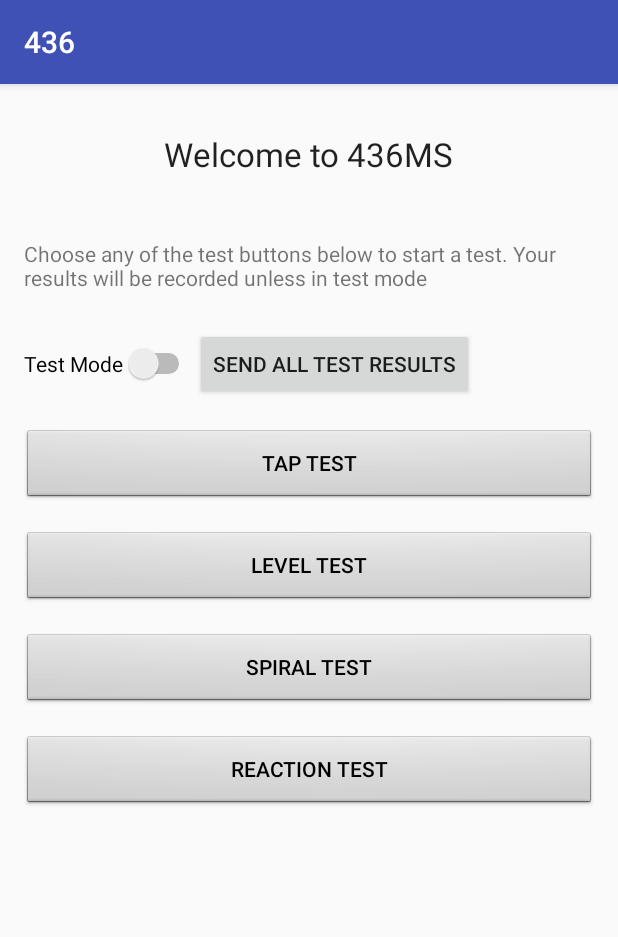
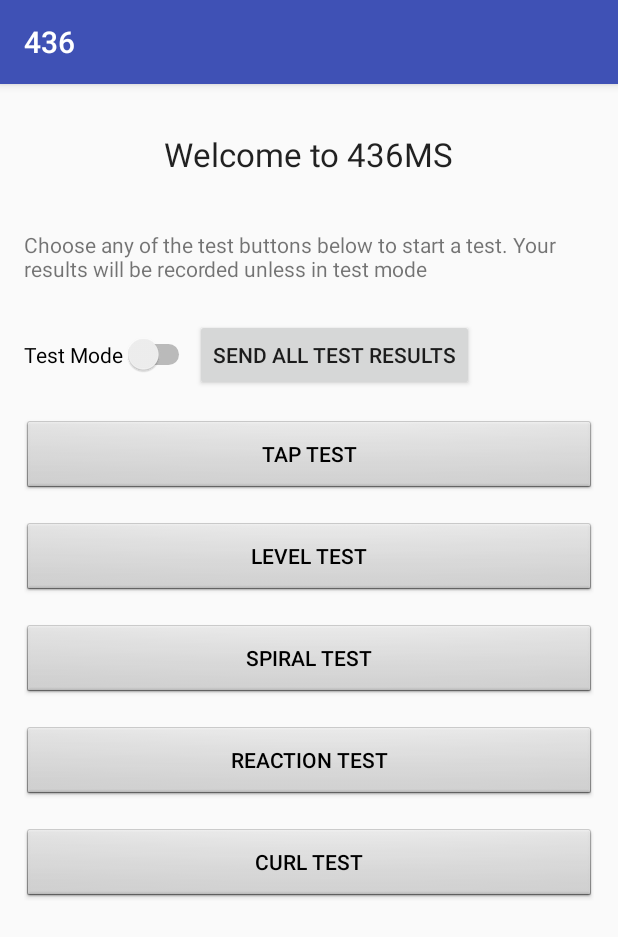
Before and after one commit to bmundt/436, an Android app: the MainActivity screen opened directly, with no data from a screen before it, on a phone screen of 412 x 824 dp. Shown: the top 937 px of the screen. Run offline under Robolectric (Android 15) with nearby library versions, the phone set to English and light mode, and no system bars.

```diff
--- a/app/build.gradle
+++ b/app/build.gradle
@@ -34,9 +34,10 @@ dependencies {
         exclude group: 'org.apache.httpcomponents'
     }
 //    compile 'com.android.support:appcompat-v7:25.1.1'
+    //compile 'com.android.support.constraint:constraint-layout:+'
     compile 'com.android.support:appcompat-v7:25.0.1'
     compile 'com.google.android.gms:play-services-auth:10.2.0'
     compile 'pub.devrel:easypermissions:0.2.1'
-    //compile 'com.android.support.constraint:constraint-layout:+'
+    compile 'com.android.support.constraint:constraint-layout:1.0.2'
     testCompile 'junit:junit:4.12'
 }
--- a/app/src/main/java/com/example/a436/MainActivity.java
+++ b/app/src/main/java/com/example/a436/MainActivity.java
@@ -82,4 +82,9 @@ public class MainActivity extends AppCompatActivity {
         Intent intent = new Intent(MainActivity.this, PostResults.class);
         startActivity(intent);
     }
+
+    public void curlTest(View V) {
+        Intent intent = new Intent(MainActivity.this, CurlActivity.class);
+        startActivity(intent);
+    }
 }
--- a/app/src/main/res/layout/activity_main.xml
+++ b/app/src/main/res/layout/activity_main.xml
@@ -26,7 +26,7 @@
         android:layout_height="wrap_content"
         android:layout_below="@+id/textView1"
         android:layout_centerHorizontal="true"
-        android:layout_marginTop="42dp"
+        android:layout_marginTop="36dp"
         android:id="@+id/textView5" />
 
     <ScrollView
@@ -109,6 +109,18 @@
                 android:layout_marginTop="20dp"
                 android:onClick="reactionTest"/>
 
+            <Button
+                android:text="Curl Test"
+                android:layout_width="match_parent"
+                android:id="@+id/curlBtn"
+                android:layout_height="wrap_content"
+                style="@android:style/Widget.Button.Small"
+                android:textAppearance="@style/TextAppearance.AppCompat.Button"
+                android:layout_below="@+id/reactionBtn"
+                android:layout_alignParentStart="true"
+                android:layout_marginTop="20dp"
+                android:onClick="curlTest"/>
+
         </LinearLayout>
     </ScrollView>
 
```
Also changed, not shown: app/src/main/AndroidManifest.xml (+7 -5 lines), 2 other files.
